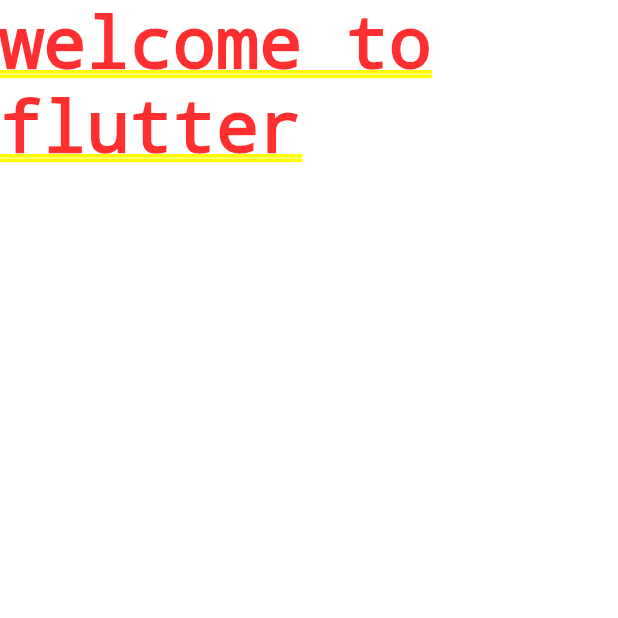
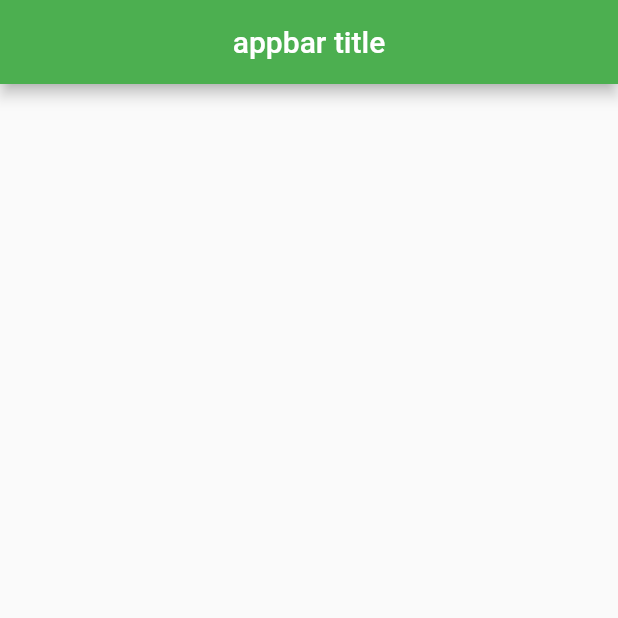
Before and after one commit to abdultanveer/fluttersapient, a Flutter app: the screen it shows after launch, on a phone screen of 412 x 824 dp, the top half of it. Run offline on Flutter 3.47's test engine with Material 2 defaults, Android fonts, the phone set to English and light mode, and no system bars.

Commit message:
scaffold and appbar properties

```diff
--- a/lib/main.dart
+++ b/lib/main.dart
@@ -1,5 +1,11 @@
 import 'package:flutter/material.dart';
 
 void main() => runApp(MaterialApp(
-      home: Text('welcome to flutter'),
+      home: Scaffold(
+        appBar: AppBar(
+          title: Text('appbar title'),
+          centerTitle: true,
+          backgroundColor: Colors.green[500],
+        ),
+      ),
     ));
```
